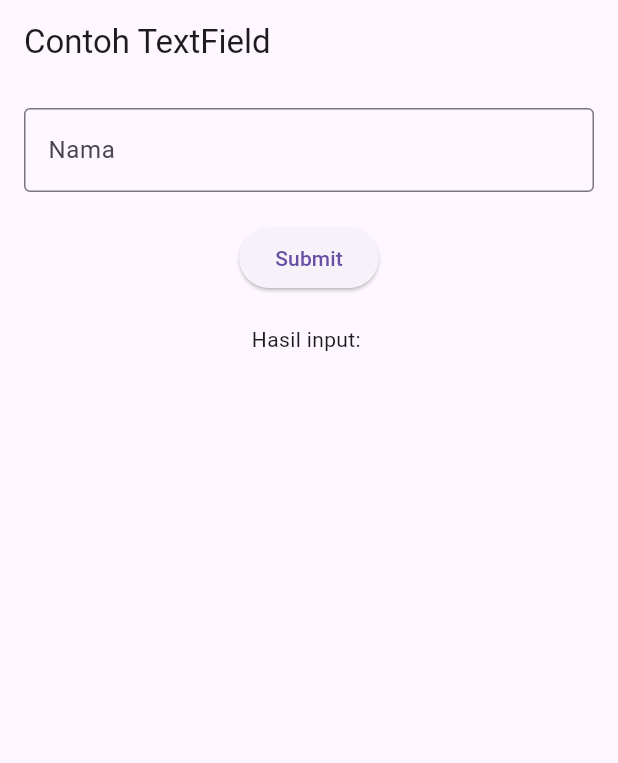
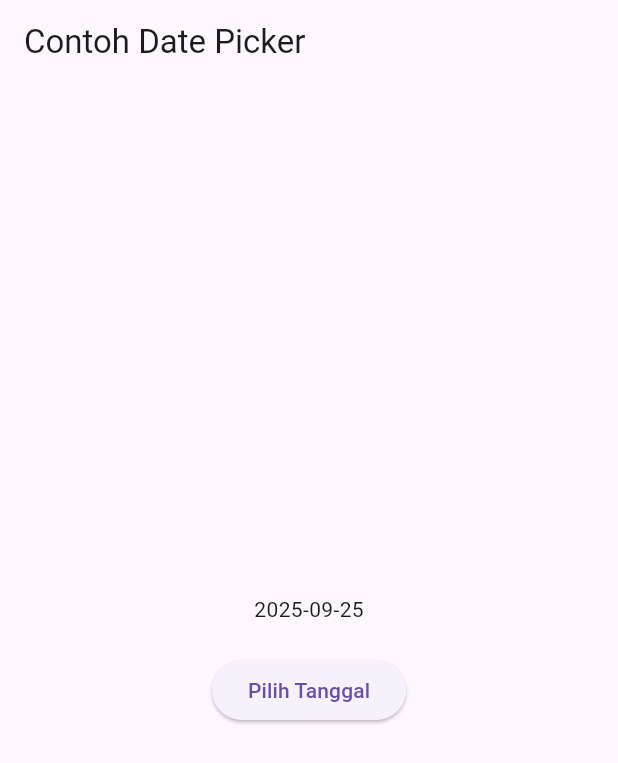
Before and after one commit to arielreza/hello_world, a Flutter app: the screen it shows after launch, on a phone screen of 412 x 824 dp. Shown: the top 763 px of the screen. Run offline on Flutter 3.47's test engine with Material 3 defaults, Android fonts, the phone set to English and light mode, and no system bars.

Commit message:
widget date picker

```diff
--- a/lib/main.dart
+++ b/lib/main.dart
@@ -1,62 +1,73 @@
+import 'dart:async';
 import 'package:flutter/material.dart';
 
-void main() {
-  runApp(const MyApp());
-}
+void main() => runApp(const MyApp());
 
 class MyApp extends StatelessWidget {
-  const MyApp({super.key});
+  const MyApp({Key? key}) : super(key: key);
 
   @override
   Widget build(BuildContext context) {
-    return MaterialApp(
-      home: Scaffold(
-        appBar: AppBar(title: const Text("Contoh TextField")),
-        body: const MyInputForm(),
+    return const MaterialApp(
+      title: 'Contoh Date Picker',
+      home: MyHomePage(title: 'Contoh Date Picker'),
+    );
+  }
+}
+
+class MyHomePage extends StatefulWidget {
+  const MyHomePage({Key? key, required this.title}) : super(key: key);
+
+  final String title;
+
+  @override
+  _MyHomePageState createState() => _MyHomePageState();
+}
+
+class _MyHomePageState extends State<MyHomePage> {
+  // Variable/State untuk mengambil tanggal
+  DateTime selectedDate = DateTime.now();
+
+  //  Initial SelectDate FLutter
+  Future<void> _selectDate(BuildContext context) async {
+    // Initial DateTime FIinal Picked
+    final DateTime? picked = await showDatePicker(
+        context: context,
+        initialDate: selectedDate,
+        firstDate: DateTime(2015, 8),
+        lastDate: DateTime(2101));
+    if (picked != null && picked != selectedDate) {
+      setState(() {
+        selectedDate = picked;
+      });
+    }
+  }
+
+  @override
+  Widget build(BuildContext context) {
+    return Scaffold(
+      appBar: AppBar(
+        title: Text(widget.title),
+      ),
+      body: Center(
+        child: Column(
+          mainAxisSize: MainAxisSize.min,
+          children: <Widget>[
+            Text("${selectedDate.toLocal()}".split(' ')[0]),
+            const SizedBox(
+              height: 20.0,
+            ),
+            ElevatedButton(
+              onPressed: () => {
+                _selectDate(context),
+                // ignore: avoid_print
+                print(selectedDate.day + selectedDate.month + selectedDate.year)
+              },
+              child: const Text('Pilih Tanggal'),
+            ),
+          ],
+        ),
       ),
     );
   }
 }
-
-class MyInputForm extends StatefulWidget {
-  const MyInputForm({super.key});
-
-  @override
-  State<MyInputForm> createState() => _MyInputFormState();
-}
-
-class _MyInputFormState extends State<MyInputForm> {
-  // Controller untuk ambil teks
-  final TextEditingController _controller = TextEditingController();
-
-  String _hasil = "";
-
-  @override
-  Widget build(BuildContext context) {
-    return Padding(
-      padding: const EdgeInsets.all(16.0),
-      child: Column(
-        children: [
-          TextField(
-            controller: _controller,
-            decoration: const InputDecoration(
-              border: OutlineInputBorder(),
-              labelText: 'Nama',
-            ),
-          ),
-          const SizedBox(height: 20),
-          ElevatedButton(
-            onPressed: () {
-              setState(() {
-                _hasil = _controller.text; // ambil isi TextField
-              });
-            },
-            child: const Text("Submit"),
-          ),
-          const SizedBox(height: 20),
-          Text("Hasil input: $_hasil"),
-        ],
-      ),
-    );
-  }
-}
```
